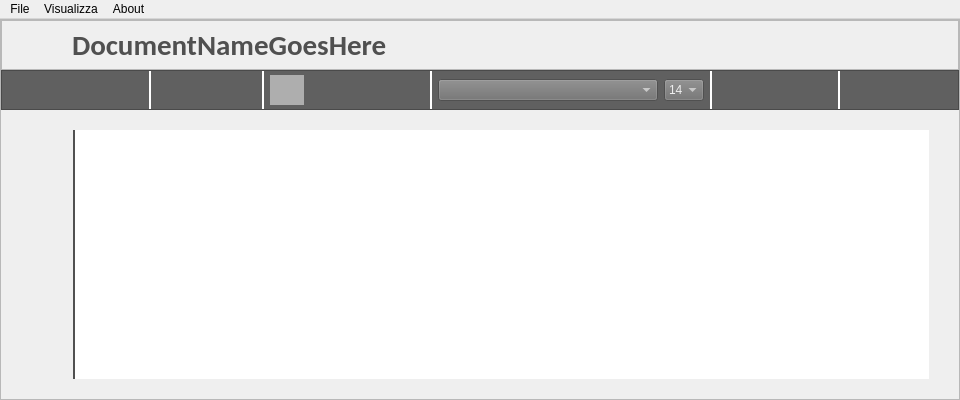
This is ClientModule/editorwindow.ui in giovannic96/Real-time-collaborative-text-editor as Qt 5 draws it before an edit. The edited form follows.
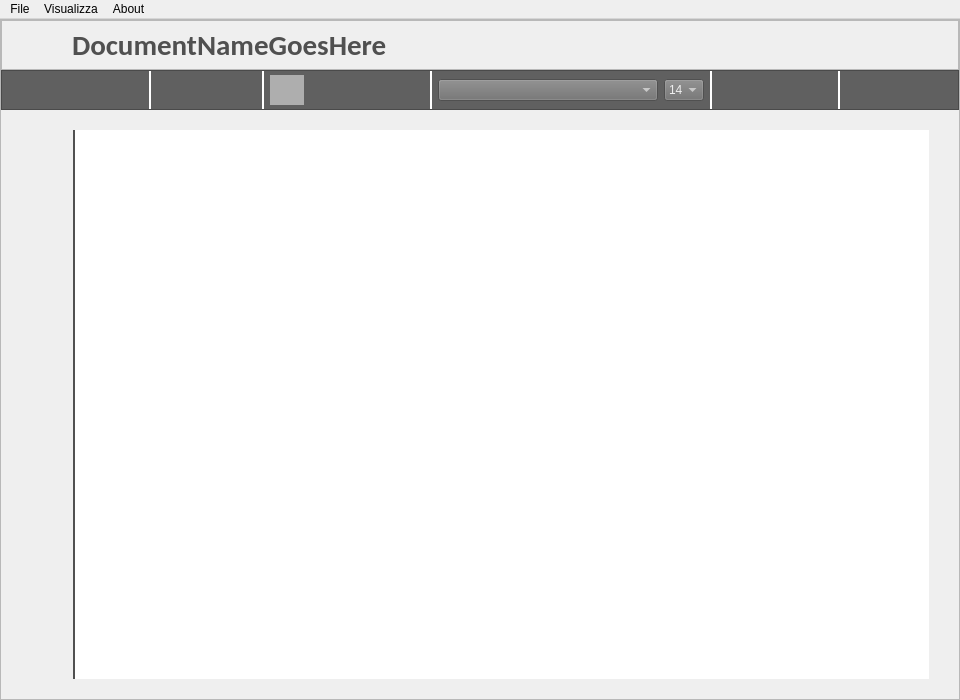
This is the edited form. Icons and pictures are not drawn.

Commit message:
v0.2.0a - Canary 1277
New window bar fixed
Fix #50

```diff
--- a/ClientModule/editorwindow.ui
+++ b/ClientModule/editorwindow.ui
@@ -7,7 +7,7 @@
     <x>0</x>
     <y>0</y>
     <width>960</width>
-    <height>400</height>
+    <height>700</height>
    </rect>
   </property>
   <property name="minimumSize">
```
Left out of the diff: 11 changed lines with no effect on the pictures. The commit also changes 2 other files.
